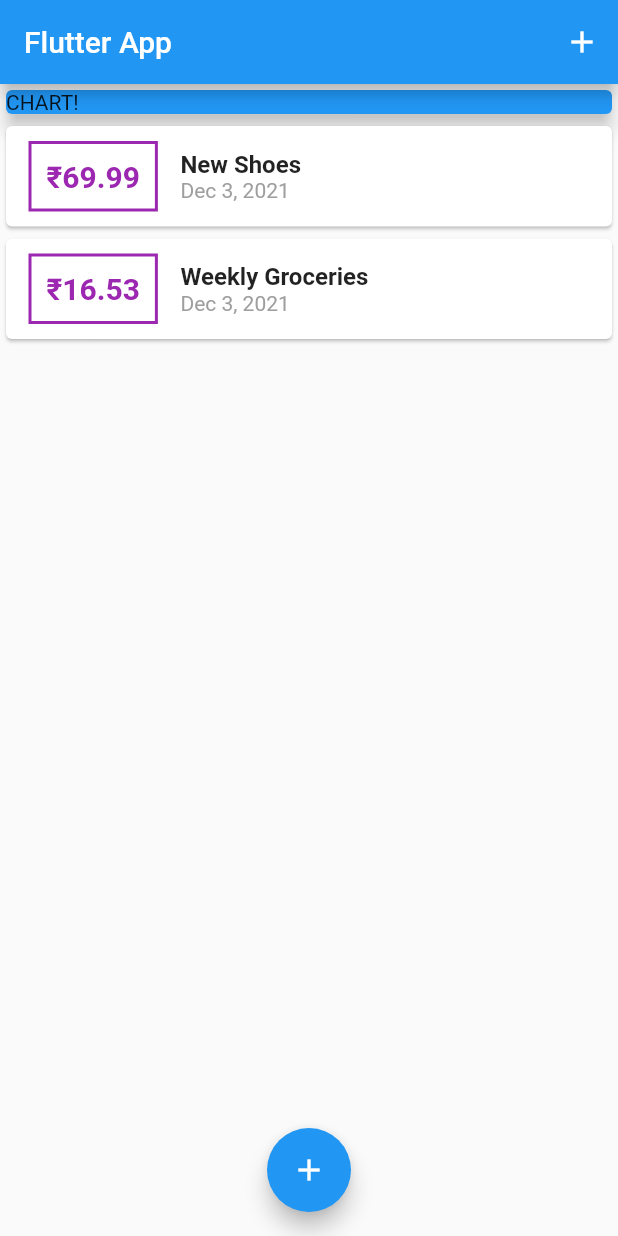
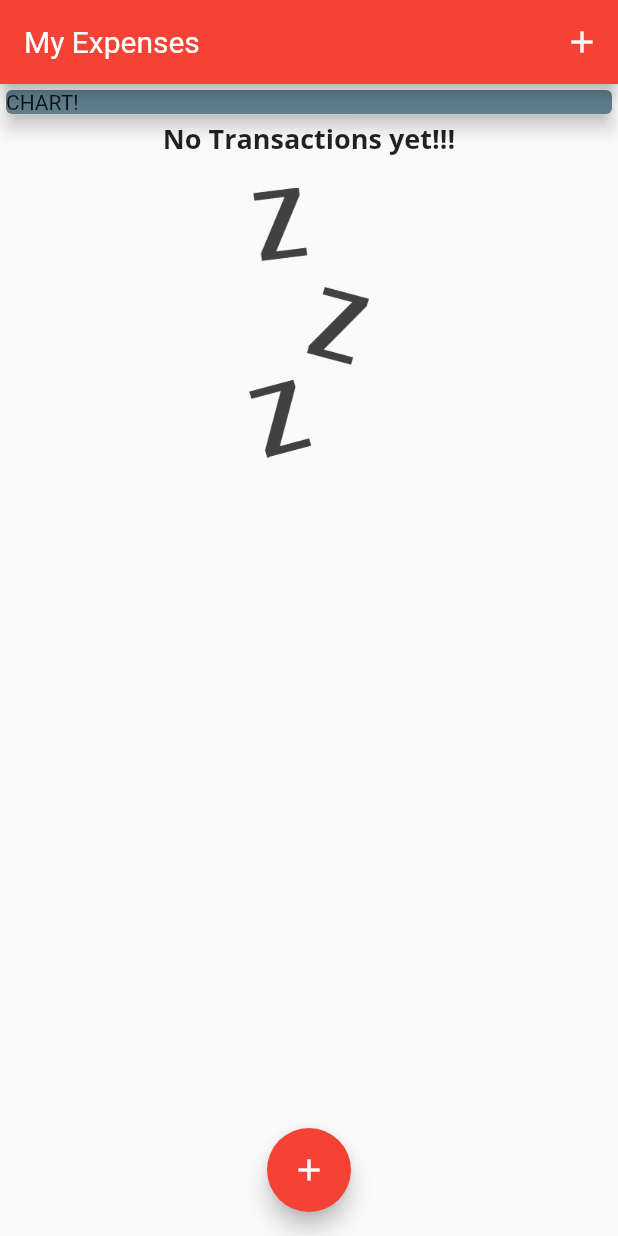
Before and after one commit to akshaymargale/MyExpensesProject, a Flutter app: the screen it shows after launch, on a phone screen of 412 x 824 dp. Run offline on Flutter 3.47's test engine with Material 2 defaults, Android fonts, the phone set to English and light mode, and no system bars; Roboto replaces fonts that are missing (Opensand).

Commit message:
Added fonts and images folder also added logic when transaction list is empty

```diff
--- a/lib/main.dart
+++ b/lib/main.dart
@@ -10,7 +10,24 @@ class MyApp extends StatelessWidget {
   @override
   Widget build(BuildContext context) {
     return MaterialApp(
-      title: 'Flutter App',
+      title: 'My Expenses',
+      theme: ThemeData(
+        fontFamily: 'Quicksand',
+        primarySwatch: Colors.red,
+        textTheme: ThemeData.light().textTheme.copyWith(
+              subtitle1: TextStyle(
+                fontFamily: 'OpenSans',
+                fontSize: 18,
+                fontWeight: FontWeight.bold,
+              ),
+            ),
+        appBarTheme: AppBarTheme(
+          titleTextStyle: TextStyle(
+            fontFamily: 'Opensand',
+            fontSize: 20,
+          ),
+        ),
+      ),
       home: MyHomePage(),
     );
   }
@@ -25,18 +42,18 @@ class MyHomePage extends StatefulWidget {
 
 class _MyHomePageState extends State<MyHomePage> {
   final List<Transaction> _userTransactions = [
-    Transaction(
-      id: 't1',
-      title: 'New Shoes',
-      amount: 69.99,
-      date: DateTime.now(),
-    ),
-    Transaction(
-      id: 't2',
-      title: 'Weekly Groceries',
-      amount: 16.53,
-      date: DateTime.now(),
-    ),
+    // Transaction(
+    //   id: 't1',
+    //   title: 'New Shoes',
+    //   amount: 69.99,
+    //   date: DateTime.now(),
+    // ),
+    // Transaction(
+    //   id: 't2',
+    //   title: 'Weekly Groceries',
+    //   amount: 16.53,
+    //   date: DateTime.now(),
+    // ),
   ];
 
   void _addNewTransaction(String txTitle, double txAmount) {
@@ -69,7 +86,10 @@ class _MyHomePageState extends State<MyHomePage> {
   Widget build(BuildContext context) {
     return Scaffold(
       appBar: AppBar(
-        title: Text('Flutter App'),
+        backgroundColor: Theme.of(context).primaryColor,
+        title: Text(
+          'My Expenses',
+        ),
         actions: <Widget>[
           IconButton(
             icon: Icon(Icons.add),
@@ -85,7 +105,7 @@ class _MyHomePageState extends State<MyHomePage> {
             Container(
               width: double.infinity,
               child: Card(
-                color: Colors.blue,
+                color: Colors.blueGrey,
                 child: Text('CHART!'),
                 elevation: 5,
               ),
--- a/lib/widgets/transaction_list.dart
+++ b/lib/widgets/transaction_list.dart
@@ -10,7 +10,27 @@ class TransactionList extends StatelessWidget {
 
   @override
   Widget build(BuildContext context) {
-    return Container(
+    return transactions.isEmpty
+        ? Container(
+            child: Column(
+              children: [
+                Text(
+                  "No Transactions yet!!!",
+                  style: Theme.of(context).textTheme.subtitle1,
+                ),
+                Container(
+                  margin: EdgeInsets.all(10),
+                  height: 200,
+                  padding: EdgeInsets.all(10),
+                  child: Image.asset(
+                    "images/waiting.png",
+                    fit: BoxFit.cover,
+                  ),
+                )
+              ],
+            ),
+          )
+        : Container(
             height: 300,
             child: ListView.builder(
               itemBuilder: (ctx, index) {
@@ -31,11 +51,7 @@ class TransactionList extends StatelessWidget {
                         padding: EdgeInsets.all(10),
                         child: Text(
                           '₹${transactions[index].amount.toStringAsFixed(2)}',
-                    style: TextStyle(
-                      fontWeight: FontWeight.bold,
-                      fontSize: 20,
-                      color: Colors.purple,
-                    ),
+                          style: Theme.of(context).textTheme.subtitle1,
                         ),
                       ),
                       Column(
```
Also changed, not shown: pubspec.yaml (+13 -14 lines), fonts/OpenSans-Bold.ttf (added), fonts/OpenSans-Regular.ttf (added), fonts/Quicksand-Bold.ttf (added), fonts/Quicksand-Light.ttf (added), fonts/Quicksand-Medium.ttf (added), fonts/Quicksand-Regular.ttf (added), images/waiting.png (added). Lines whose indentation alone changed are shown as unchanged.
